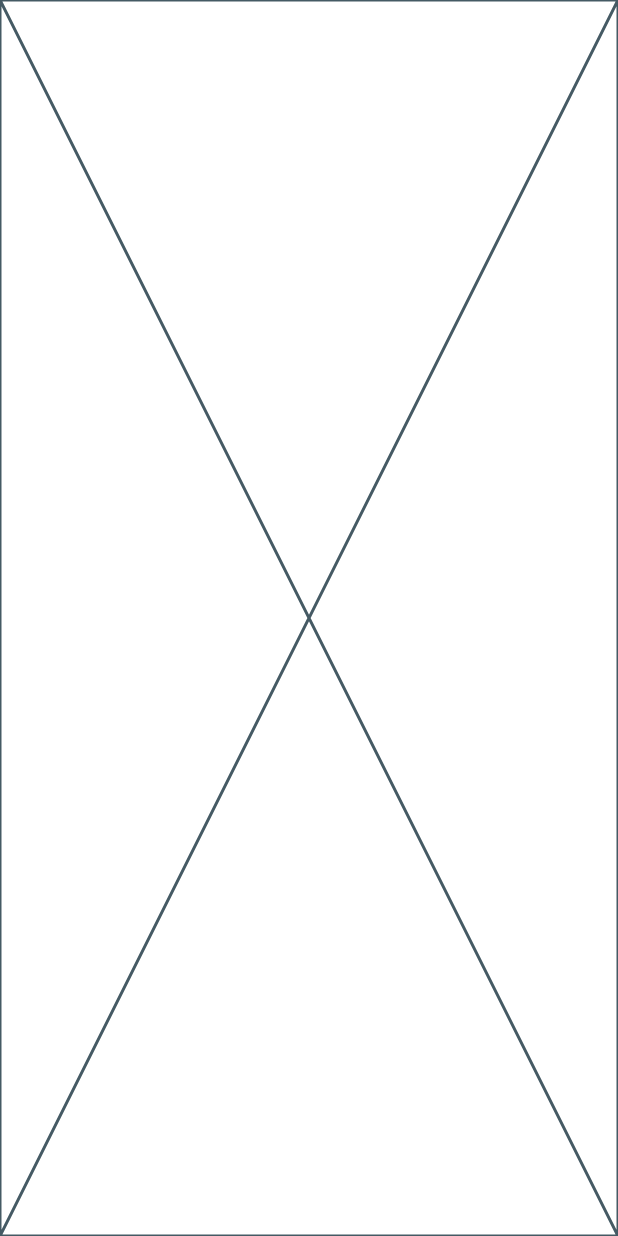
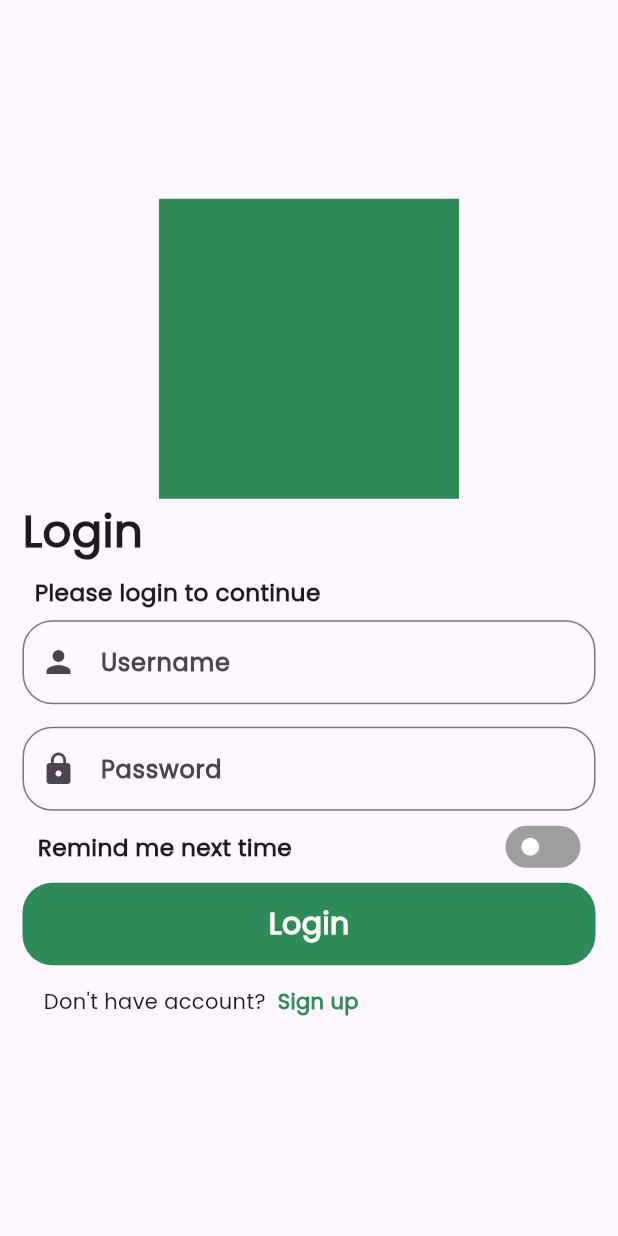
Before and after one commit to Muneef-Nk/ev_companion, a Flutter app: the screen it shows after launch, on a phone screen of 412 x 824 dp. Run offline on Flutter 3.47's test engine with Material 3 defaults, Android fonts, the phone set to English and light mode, and no system bars; drawn by our look-alikes of flutter_switch.

Commit message:
login , reg and saerch ui

```diff
--- a/lib/main.dart
+++ b/lib/main.dart
@@ -1,4 +1,6 @@
 import 'package:ev_companion/view/home/home.dart';
+import 'package:ev_companion/view/loginscreen/loginscreen.dart';
+import 'package:ev_companion/view/searchscreen/searchscreen.dart';
 import 'package:flutter/material.dart';
 
 void main() {
@@ -14,7 +16,7 @@ class MyApp extends StatelessWidget {
     return MaterialApp(
       title: "ev companion",
       debugShowCheckedModeBanner: false,
-      home: Home(),
+      home: LoginScreen(),
       theme: ThemeData(fontFamily: 'Poppins'),
     );
   }
--- a/lib/view/home/home.dart
+++ b/lib/view/home/home.dart
@@ -5,6 +5,6 @@ class Home extends StatelessWidget {
 
   @override
   Widget build(BuildContext context) {
-    return const Placeholder();
+    return Scaffold();
   }
 }
--- /dev/null
+++ b/lib/view/loginscreen/loginscreen.dart
@@ -0,0 +1,140 @@
+import 'package:ev_companion/utils/constants/color_constants/color_constants.dart';
+import 'package:ev_companion/view/home/home.dart';
+import 'package:ev_companion/view/registrationscreen/registrationscreen.dart';
+import 'package:flutter/material.dart';
+import 'package:flutter_switch/flutter_switch.dart';
+
+class LoginScreen extends StatefulWidget {
+  const LoginScreen({super.key});
+
+  @override
+  State<LoginScreen> createState() => _LoginScreenState();
+}
+
+class _LoginScreenState extends State<LoginScreen> {
+
+  bool status = false;
+  @override
+  Widget build(BuildContext context) {
+    return Scaffold(
+      body: Padding(
+        padding: const EdgeInsets.all(15),
+        child: Column(
+          mainAxisAlignment: MainAxisAlignment.center,
+          crossAxisAlignment: CrossAxisAlignment.start,
+          children: [
+            Center(child: Container(height: 200,width: 200,color: ColorConstants.primaryColor,)),
+            Text("Login", style: TextStyle(fontSize: 30,fontWeight: FontWeight.bold),),
+            Padding(
+              padding: const EdgeInsets.all(8.0),
+              child: Text("Please login to continue",style: TextStyle(fontSize: 15.5,fontWeight: FontWeight.bold),),
+            ),
+            Form(
+              child:
+              Column(
+                children: [
+
+                  // username
+                  TextFormField(
+                        decoration: InputDecoration(
+                          border: OutlineInputBorder(
+                            borderRadius: BorderRadius.circular(20)
+                          ),
+                          prefixIcon: Icon(Icons.person),
+                          hintText: "Username",
+                          labelText: "Username",
+                          labelStyle: TextStyle(fontWeight: FontWeight.bold)
+                        ),
+                      ),
+
+                      SizedBox(height: 15,),
+
+                        // password
+                       TextFormField(
+                        decoration: InputDecoration(
+                          border: OutlineInputBorder(
+                            borderRadius: BorderRadius.circular(20)
+                          ),
+                          prefixIcon: Icon(Icons.lock),
+                          hintText: "Password",
+                          labelText: "Password",
+                          labelStyle: TextStyle(fontWeight: FontWeight.bold)
+                        ),
+                      ),
+
+
+
+                ],
+              )
+              ),
+
+                    // remind me radio button
+
+                      Padding(
+                        padding: const EdgeInsets.all(10),
+                        child: Row(
+                          mainAxisAlignment: MainAxisAlignment.spaceBetween,
+                          children: [
+                            Text("Remind me next time",style: TextStyle(fontWeight: FontWeight.bold,fontSize: 15.5),),
+
+                            FlutterSwitch(
+                             activeColor: ColorConstants.primaryColor,
+                             width: 50,
+                             height: 28,
+                             valueFontSize: 25.0,
+                             toggleSize: 17,
+                             value: status,
+                             borderRadius: 30.0,
+                             padding: 8.0,
+                             showOnOff: false,
+                             onToggle: (val) {
+                             setState(() {
+                             status = val;
+                             });
+                           },
+                         ),
+                          ],
+                        ),
+                      ),
+
+
+                      // loginbutton
+                      InkWell(
+                        onTap:()=> Navigator.pushReplacement(context, MaterialPageRoute(builder: (context)=>
+                        Home()
+                        )),
+                        child: Container(
+                          width: double.infinity,
+                           decoration: BoxDecoration(
+                            borderRadius: BorderRadius.circular(20),
+                            color: ColorConstants.primaryColor
+                           ),
+                           child: Padding(
+                             padding: const EdgeInsets.all(13),
+                             child: Center(
+                               child: Text("Login",style: TextStyle(fontSize: 20,
+                                color: Colors.white,fontWeight: FontWeight.bold),),
+                             ),
+                           ),
+                        ),
+                      ),
+
+                      Padding(
+                        padding: const EdgeInsets.all(14),
+                        child: Row(
+                          children: [
+                            Text("Don't have account?  "),
+                            InkWell(
+                              onTap: ()=> Navigator.push(context, MaterialPageRoute(builder: (context)=>
+                              RegistrationScreen()
+                              )),
+                              child: Text("Sign up", style: TextStyle(fontWeight: FontWeight.bold,color: ColorConstants.primaryColor,fontSize: 14),))
+                          ],
+                        ),
+                      )
+          ],
+        ),
+      ),
+    );
+  }
+}
--- a/pubspec.yaml
+++ b/pubspec.yaml
@@ -35,6 +35,7 @@ dependencies:
   # The following adds the Cupertino Icons font to your application.
   # Use with the CupertinoIcons class for iOS style icons.
   cupertino_icons: ^1.0.2
+  flutter_switch: ^0.3.2
 
 dev_dependencies:
   flutter_test:
```
Also changed, not shown: lib/view/registrationscreen/registrationscreen.dart (added, +114 -0 lines), lib/view/searchscreen/searchscreen.dart (added, +68 -0 lines), pubspec.lock.
